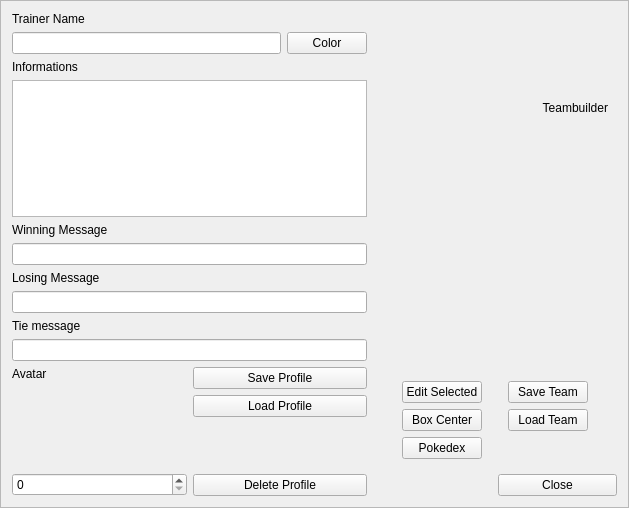
This is src/Teambuilder/trainermenu.ui in po-devs/pokemon-online as Qt 5 draws it before an edit. The edited form follows.
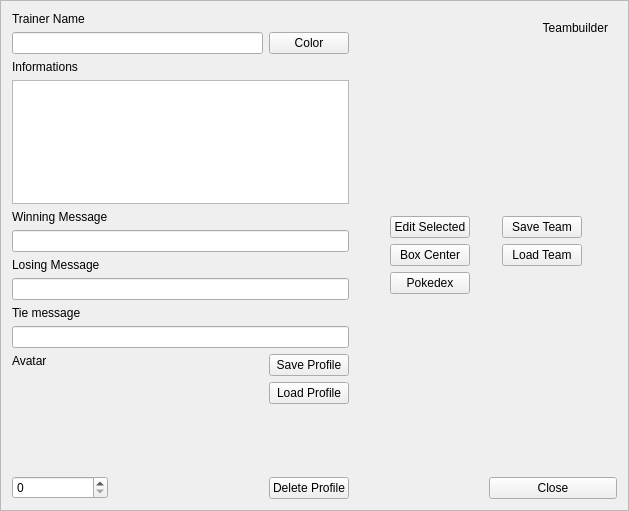
This is the edited form. Custom widgets are drawn as their Qt base class.

Commit message: added names to every item in ui

Diff of the .ui file:
```diff
--- a/src/Teambuilder/trainermenu.ui
+++ b/src/Teambuilder/trainermenu.ui
@@ -7,7 +7,7 @@
     <x>0</x>
     <y>0</y>
     <width>629</width>
-    <height>508</height>
+    <height>511</height>
    </rect>
   </property>
   <property name="windowTitle">
@@ -129,14 +129,14 @@
            </property>
            <property name="minimumSize">
             <size>
-             <width>80</width>
-             <height>80</height>
+             <width>96</width>
+             <height>96</height>
             </size>
            </property>
            <property name="maximumSize">
             <size>
-             <width>80</width>
-             <height>80</height>
+             <width>96</width>
+             <height>96</height>
             </size>
            </property>
            <property name="autoFillBackground">
@@ -152,6 +152,19 @@
          </item>
         </layout>
        </item>
+       <item>
+        <spacer name="horizontalSpacer_4">
+         <property name="orientation">
+          <enum>Qt::Horizontal</enum>
+         </property>
+         <property name="sizeHint" stdset="0">
+          <size>
+           <width>40</width>
+           <height>20</height>
+          </size>
+         </property>
+        </spacer>
+       </item>
        <item>
         <layout class="QVBoxLayout" name="verticalLayout_2">
          <item>
@@ -212,42 +225,42 @@
       </item>
       <item>
        <layout class="QGridLayout" name="gridLayout_3">
-        <item row="0" column="1">
-         <widget class="QPushButton" name="pushButton_12">
+        <item row="1" column="1">
+         <widget class="QPushButton" name="editSelected">
           <property name="text">
            <string>Edit Selected</string>
           </property>
          </widget>
         </item>
-        <item row="0" column="3">
-         <widget class="QPushButton" name="pushButton_13">
+        <item row="1" column="3">
+         <widget class="QPushButton" name="saveTeam">
           <property name="text">
            <string>Save Team</string>
           </property>
          </widget>
         </item>
-        <item row="1" column="1">
-         <widget class="QPushButton" name="pushButton_14">
-          <property name="text">
-           <string>Box Center</string>
-          </property>
-         </widget>
-        </item>
         <item row="2" column="1">
-         <widget class="QPushButton" name="pushButton_15">
+         <widget class="QPushButton" name="boxCenter">
+          <property name="text">
+           <string>Box Center</string>
+          </property>
+         </widget>
+        </item>
+        <item row="3" column="1">
+         <widget class="QPushButton" name="pokedex">
           <property name="text">
            <string>Pokedex</string>
           </property>
          </widget>
         </item>
-        <item row="1" column="3">
-         <widget class="QPushButton" name="pushButton_16">
+        <item row="2" column="3">
+         <widget class="QPushButton" name="loadTeam">
           <property name="text">
            <string>Load Team</string>
           </property>
          </widget>
         </item>
-        <item row="1" column="2">
+        <item row="2" column="2">
          <spacer name="horizontalSpacer">
           <property name="orientation">
            <enum>Qt::Horizontal</enum>
@@ -260,7 +273,7 @@
           </property>
          </spacer>
         </item>
-        <item row="1" column="0">
+        <item row="2" column="0">
          <spacer name="horizontalSpacer_2">
           <property name="orientation">
            <enum>Qt::Horizontal</enum>
@@ -273,7 +286,7 @@
           </property>
          </spacer>
         </item>
-        <item row="1" column="4">
+        <item row="2" column="4">
          <spacer name="horizontalSpacer_3">
           <property name="orientation">
            <enum>Qt::Horizontal</enum>
@@ -286,6 +299,32 @@
           </property>
          </spacer>
         </item>
+        <item row="0" column="0" colspan="5">
+         <spacer name="verticalSpacer_2">
+          <property name="orientation">
+           <enum>Qt::Vertical</enum>
+          </property>
+          <property name="sizeHint" stdset="0">
+           <size>
+            <width>20</width>
+            <height>40</height>
+           </size>
+          </property>
+         </spacer>
+        </item>
+        <item row="4" column="0" colspan="5">
+         <spacer name="verticalSpacer_3">
+          <property name="orientation">
+           <enum>Qt::Vertical</enum>
+          </property>
+          <property name="sizeHint" stdset="0">
+           <size>
+            <width>20</width>
+            <height>40</height>
+           </size>
+          </property>
+         </spacer>
+        </item>
        </layout>
       </item>
      </layout>
```
Left out of the diff: 54 changed lines with no effect on the pictures. The commit also changes 1 other file.
